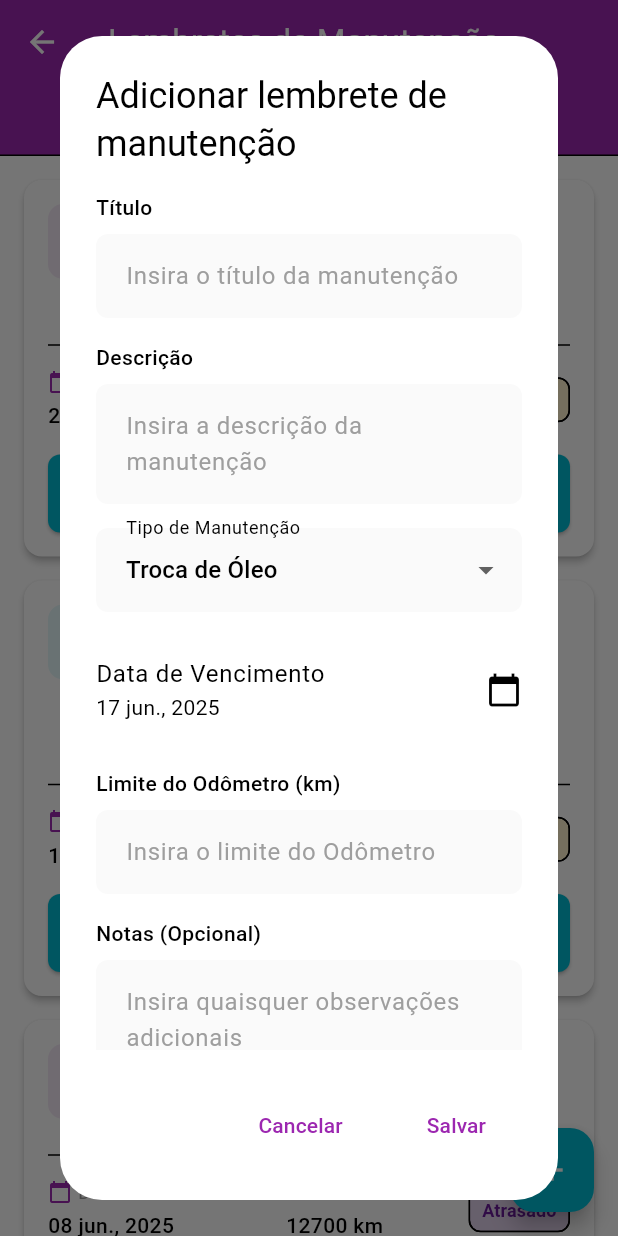
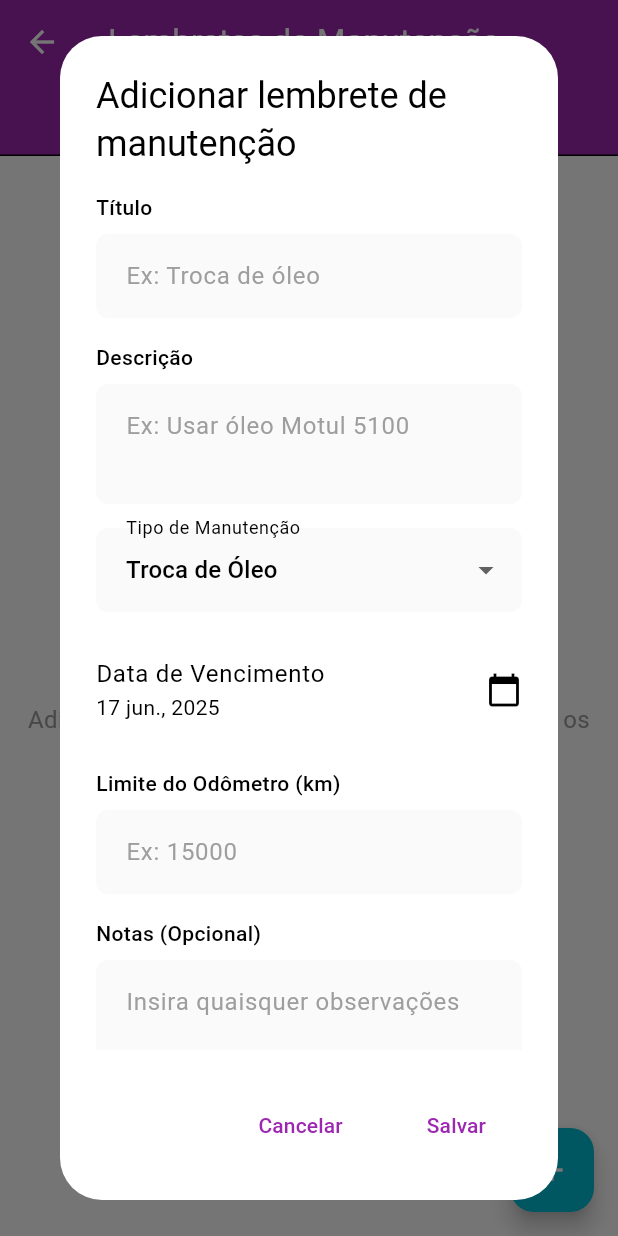
Before and after one commit to anaclacp/parcial-flutter-ver2, a Flutter app: the MaintenanceReminderPage screen opened by its route, after a tap on the "add" icon, on a phone screen of 412 x 824 dp. Run offline on Flutter 3.47's test engine with Material 3 defaults, Android fonts, the phone set to English and light mode, and no system bars; our stand-ins replace cloud_firestore, equatable, firebase_auth, firebase_core, flutter_bloc, get_it; accounts and stored records are empty.

Commit message:
modified:   lib/domain/entities/maintenance.dart 	modified:   lib/presentation/bloc/maintenance/maintenance_bloc.dart 	modified:   lib/presentation/pages/maintenance/maintenance_reminder_page.dart
    feat(maintenance): Integra a tela de Manutenção com o Firestore

- Migra o `MaintenanceBloc` de dados mockados para o Firebase, permitindo a persistência de registros.
- Implementa o ciclo completo de CRUD (Criar, Ler, Atualizar, Deletar) para a coleção `maintenances`.
- Garante que todos os registros de manutenção são associados ao `userId` do usuário logado e que as consultas são filtradas de acordo.
- A UI agora exibe dados reais e fornece feedback para todas as operações (adicionar, atualizar, excluir).

```diff
--- a/lib/presentation/bloc/maintenance/maintenance_bloc.dart
+++ b/lib/presentation/bloc/maintenance/maintenance_bloc.dart
@@ -1,132 +1,88 @@
 import 'dart:async';
 import 'package:flutter_bloc/flutter_bloc.dart';
+import 'package:cloud_firestore/cloud_firestore.dart';
+import 'package:firebase_auth/firebase_auth.dart';
 import '../../../domain/entities/maintenance.dart';
 import 'maintenance_event.dart';
 import 'maintenance_state.dart';
 
 class MaintenanceBloc extends Bloc<MaintenanceEvent, MaintenanceState> {
   // Example data - in a real app, this would come from repositories
-  final List<Maintenance> _maintenanceRecords = [
-    Maintenance(
-      id: '1',
-      title: 'Troca de Óleo',
-      description: 'Troca de óleo regular com substituição do filtro',
-      type: MaintenanceType.oilChange,
-      dueDate: DateTime.now().add(const Duration(days: 15)),
-      odometerThreshold: 13000,
-      status: MaintenanceStatus.pending,
-      notes: 'Use óleo sintético 10W-40',
-    ),
-    Maintenance(
-      id: '2',
-      title: 'Verificação de Pressão dos Pneus',
-      description: 'Verificar e ajustar a pressão dos pneus',
-      type: MaintenanceType.tireMaintenance,
-      dueDate: DateTime.now().add(const Duration(days: 5)),
-      odometerThreshold: 12800,
-      status: MaintenanceStatus.pending,
-      notes: 'Dianteiro: 32 PSI, Traseiro: 36 PSI',
-    ),
-    Maintenance(
-      id: '3',
-      title: 'Lubrificação da Corrente',
-      description: 'Limpar e lubrificar a corrente',
-      type: MaintenanceType.chainLubrication,
-      dueDate: DateTime.now().subtract(const Duration(days: 2)),
-      odometerThreshold: 12700,
-      status: MaintenanceStatus.overdue,
-      notes: 'Use lubrificante específico para corrente',
-    ),
-    Maintenance(
-      id: '4',
-      title: 'Substituição de Pastilhas de Freio',
-      description: 'Substituir pastilhas de freio dianteiras e traseiras',
-      type: MaintenanceType.brakeService,
-      dueDate: DateTime.now().subtract(const Duration(days: 10)),
-      odometerThreshold: 12500,
-      status: MaintenanceStatus.completed,
-      notes: 'Use pastilhas de freio cerâmicas',
-      completedDate: DateTime.now().subtract(const Duration(days: 10)),
-      completedOdometer: 12500,
-      completionNotes: 'Substituídas as pastilhas dianteiras e traseiras. Também limpei os calipers de freio.',
-    ),
-  ];
+  final FirebaseFirestore _firestore;
+  final FirebaseAuth _auth;
 
-  MaintenanceBloc() : super(MaintenanceInitial()) {
+  MaintenanceBloc({FirebaseFirestore? firestore, FirebaseAuth? auth})
+      : _firestore = firestore ?? FirebaseFirestore.instance,
+        _auth = auth ?? FirebaseAuth.instance,
+        super(MaintenanceInitial()) {
     on<LoadMaintenanceRecordsEvent>(_onLoadMaintenanceRecords);
     on<AddMaintenanceEvent>(_onAddMaintenance);
     on<UpdateMaintenanceEvent>(_onUpdateMaintenance);
     on<DeleteMaintenanceEvent>(_onDeleteMaintenance);
   }
 
-  FutureOr<void> _onLoadMaintenanceRecords(
+  Future<void> _onLoadMaintenanceRecords(
       LoadMaintenanceRecordsEvent event, Emitter<MaintenanceState> emit) async {
     emit(MaintenanceLoading());
+    try {
+      final user = _auth.currentUser;
+      if (user == null) throw Exception('Usuário não autenticado.');
 
-    try {
-      // Simulate API delay
-      await Future.delayed(const Duration(seconds: 1));
+      final snapshot = await _firestore
+          .collection('maintenances')
+          .where('userId', isEqualTo: user.uid)
+          .orderBy('dueDate', descending: false) // Ordena pelos mais próximos primeiro
+          .get();
 
-      emit(MaintenanceRecordsLoaded(maintenanceRecords: _maintenanceRecords));
+      final records = snapshot.docs
+          .map((doc) => Maintenance.fromMap(doc.data(), doc.id))
+          .toList();
+
+      emit(MaintenanceRecordsLoaded(maintenanceRecords: records));
     } catch (e) {
-      emit(MaintenanceError(message: 'Falha ao carregar os registros de manutenção: ${e.toString()}'));
+      emit(MaintenanceError(message: 'Falha ao carregar manutenções: ${e.toString()}'));
     }
   }
 
-  FutureOr<void> _onAddMaintenance(
+  Future<void> _onAddMaintenance(
       AddMaintenanceEvent event, Emitter<MaintenanceState> emit) async {
-    emit(MaintenanceLoading());
-
     try {
-      // Simulate API delay
-      await Future.delayed(const Duration(seconds: 1));
-
-      // Add to local list
-      _maintenanceRecords.add(event.maintenance);
+      final recordMap = event.maintenance.toMap();
+      await _firestore.collection('maintenances').add(recordMap);
 
       emit(MaintenanceAdded());
-      emit(MaintenanceRecordsLoaded(maintenanceRecords: _maintenanceRecords));
+      add(LoadMaintenanceRecordsEvent()); // Recarrega a lista
     } catch (e) {
       emit(MaintenanceError(message: 'Falha ao adicionar manutenção: ${e.toString()}'));
     }
   }
 
-  FutureOr<void> _onUpdateMaintenance(
+  // MODIFICADO: Atualiza um registro existente no Firestore
+  Future<void> _onUpdateMaintenance(
       UpdateMaintenanceEvent event, Emitter<MaintenanceState> emit) async {
-    emit(MaintenanceLoading());
+    try {
+      if (event.maintenance.id == null) throw Exception("ID da manutenção não pode ser nulo para atualizar.");
 
-    try {
-      // Simulate API delay
-      await Future.delayed(const Duration(seconds: 1));
-
-      // Update in local list
-      final index = _maintenanceRecords.indexWhere((record) => record.id == event.maintenance.id);
-      if (index != -1) {
-        _maintenanceRecords[index] = event.maintenance;
-      }
+      final recordMap = event.maintenance.toMap();
+      await _firestore.collection('maintenances').doc(event.maintenance.id).update(recordMap);
 
       emit(MaintenanceUpdated());
-      emit(MaintenanceRecordsLoaded(maintenanceRecords: _maintenanceRecords));
+      add(LoadMaintenanceRecordsEvent());
     } catch (e) {
-      emit(MaintenanceError(message: 'Falha ao atualizar a manutenção: ${e.toString()}'));
+      emit(MaintenanceError(message: 'Falha ao atualizar manutenção: ${e.toString()}'));
     }
   }
 
-  FutureOr<void> _onDeleteMaintenance(
+  // MODIFICADO: Deleta um registro do Firestore
+  Future<void> _onDeleteMaintenance(
       DeleteMaintenanceEvent event, Emitter<MaintenanceState> emit) async {
-    emit(MaintenanceLoading());
-
     try {
-      // Simulate API delay
-      await Future.delayed(const Duration(seconds: 1));
-
-      // Remove from local list
-      _maintenanceRecords.removeWhere((record) => record.id == event.maintenanceId);
+      await _firestore.collection('maintenances').doc(event.maintenanceId).delete();
 
       emit(MaintenanceDeleted());
-      emit(MaintenanceRecordsLoaded(maintenanceRecords: _maintenanceRecords));
+      add(LoadMaintenanceRecordsEvent());
     } catch (e) {
-      emit(MaintenanceError(message: 'Falha ao excluir a manutenção: ${e.toString()}'));
+      emit(MaintenanceError(message: 'Falha ao excluir manutenção: ${e.toString()}'));
     }
   }
 }
--- a/lib/presentation/pages/maintenance/maintenance_reminder_page.dart
+++ b/lib/presentation/pages/maintenance/maintenance_reminder_page.dart
@@ -1,6 +1,7 @@
 import 'package:flutter/material.dart';
 import 'package:flutter_bloc/flutter_bloc.dart';
 import 'package:intl/intl.dart';
+import 'package:firebase_auth/firebase_auth.dart';
 import '../../../core/constants/app_colors.dart';
 import '../../../core/utils/input_validator.dart';
 import '../../../domain/entities/maintenance.dart';
@@ -251,60 +252,33 @@ class _MaintenanceReminderPageState extends State<MaintenanceReminderPage> with
 
     showDialog(
       context: context,
-      builder: (context) => AlertDialog(
+      builder: (dialogContext) => AlertDialog( // MODIFICADO: Passando dialogContext
         title: const Text('Adicionar lembrete de manutenção'),
-        content: SingleChildScrollView(
+        content: StatefulBuilder( // NOVO: Necessário para atualizar o Dropdown e o DatePicker dentro do diálogo
+          builder: (context, setStateDialog) {
+            return SingleChildScrollView(
               child: Form(
                 key: formKey,
                 child: Column(
                   mainAxisSize: MainAxisSize.min,
                   children: [
-                // Title
-                AppTextField(
-                  label: 'Título',
-                  hint: 'Insira o título da manutenção',
-                  controller: titleController,
-                  validator: (value) => InputValidator.validateNotEmpty(
-                    value,
-                    'Título',
-                  ),
-                ),
+                    AppTextField(label: 'Título', hint: 'Ex: Troca de óleo', controller: titleController, validator: (v) => InputValidator.validateNotEmpty(v, 'Título')),
                     const SizedBox(height: 16),
-
-                // Description
-                AppTextField(
-                  label: 'Descrição',
-                  hint: 'Insira a descrição da manutenção',
-                  controller: descriptionController,
-                  maxLines: 2,
-                  validator: (value) => InputValidator.validateNotEmpty(
-                    value,
-                    'Descrição',
-                  ),
-                ),
+                    AppTextField(label: 'Descrição', hint: 'Ex: Usar óleo Motul 5100', controller: descriptionController, maxLines: 2, validator: (v) => InputValidator.validateNotEmpty(v, 'Descrição')),
                     const SizedBox(height: 16),
-
-                // Type
                     DropdownButtonFormField<MaintenanceType>(
-                  decoration: const InputDecoration(
-                    labelText: 'Tipo de Manutenção',
-                  ),
+                      decoration: const InputDecoration(labelText: 'Tipo de Manutenção'),
                       value: selectedType,
                       items: MaintenanceType.values.map((type) {
-                    return DropdownMenuItem<MaintenanceType>(
-                      value: type,
-                      child: Text(_getMaintenanceTypeString(type)),
-                    );
+                        return DropdownMenuItem<MaintenanceType>(value: type, child: Text(_getMaintenanceTypeString(type)));
                       }).toList(),
                       onChanged: (value) {
                         if (value != null) {
-                      selectedType = value;
+                          setStateDialog(() { selectedType = value; });
                         }
                       },
                     ),
                     const SizedBox(height: 16),
-
-                // Due Date
                     ListTile(
                       contentPadding: EdgeInsets.zero,
                       title: const Text('Data de Vencimento'),
@@ -312,56 +286,51 @@ class _MaintenanceReminderPageState extends State<MaintenanceReminderPage> with
                       trailing: const Icon(Icons.calendar_today),
                       onTap: () async {
                         final DateTime? picked = await showDatePicker(
-                      context: context,
+                          context: dialogContext,
                           initialDate: selectedDate,
                           firstDate: DateTime.now(),
-                      lastDate: DateTime.now().add(const Duration(days: 365 * 2)),
+                          lastDate: DateTime.now().add(const Duration(days: 365 * 5)),
                         );
                         if (picked != null && picked != selectedDate) {
-                      setState(() {
-                        selectedDate = picked;
-                      });
+                          setStateDialog(() { selectedDate = picked; });
                         }
                       },
                     ),
                     const SizedBox(height: 16),
-
-                // Odometer Threshold
-                AppTextField(
-                  label: 'Limite do Odômetro (km)',
-                  hint: 'Insira o limite do Odômetro',
-                  controller: odometerController,
-                  keyboardType: TextInputType.number,
-                  validator: (value) => InputValidator.validateNumber(
-                    value,
-                    'Limite do Odômetro',
-                  ),
-                ),
+                    AppTextField(label: 'Limite do Odômetro (km)', hint: 'Ex: 15000', controller: odometerController, keyboardType: TextInputType.number, validator: (v) => InputValidator.validateNumber(v, 'Limite do Odômetro')),
                     const SizedBox(height: 16),
-
-                // Notes
-                AppTextField(
-                  label: 'Notas (Opcional)',
-                  hint: 'Insira quaisquer observações adicionais',
-                  controller: notesController,
-                  maxLines: 3,
-                ),
+                    AppTextField(label: 'Notas (Opcional)', hint: 'Insira quaisquer observações', controller: notesController, maxLines: 3),
                   ],
                 ),
               ),
+            );
+          },
         ),
         actions: [
           TextButton(
             onPressed: () {
-              Navigator.of(context).pop();
+              Navigator.of(dialogContext).pop();
             },
             child: const Text('Cancelar'),
           ),
           TextButton(
             onPressed: () {
               if (formKey.currentState!.validate()) {
+                // ---- INÍCIO DA LÓGICA MODIFICADA ----
+
+                final userId = FirebaseAuth.instance.currentUser?.uid;
+
+                if (userId == null) {
+                  Navigator.of(dialogContext).pop();
+                  ScaffoldMessenger.of(context).showSnackBar(
+                    const SnackBar(content: Text('Erro: Usuário não autenticado.'), backgroundColor: AppColors.error),
+                  );
+                  return;
+                }
+
                 final maintenance = Maintenance(
-                  id: DateTime.now().millisecondsSinceEpoch.toString(),
+                  // id será gerado pelo Firestore
+                  userId: userId, // <-- A MUDANÇA CRUCIAL
                   title: titleController.text,
                   description: descriptionController.text,
                   type: selectedType,
@@ -372,7 +341,9 @@ class _MaintenanceReminderPageState extends State<MaintenanceReminderPage> with
                 );
 
                 context.read<MaintenanceBloc>().add(AddMaintenanceEvent(maintenance: maintenance));
-                Navigator.of(context).pop();
+                Navigator.of(dialogContext).pop();
+
+                // ---- FIM DA LÓGICA MODIFICADA ----
               }
             },
             child: const Text('Salvar'),
@@ -394,9 +365,11 @@ class _MaintenanceReminderPageState extends State<MaintenanceReminderPage> with
 
     showDialog(
       context: context,
-      builder: (context) => AlertDialog(
+      builder: (dialogContext) => AlertDialog( // Use dialogContext aqui também
         title: const Text('Editar Lembrete de Manutenção'),
-        content: SingleChildScrollView(
+        content: StatefulBuilder( // Adicione StatefulBuilder para atualizações
+          builder: (context, setStateDialog) {
+            return SingleChildScrollView(
               child: Form(
                 key: formKey,
                 child: Column(
@@ -407,10 +380,7 @@ class _MaintenanceReminderPageState extends State<MaintenanceReminderPage> with
                       label: 'Título',
                       hint: 'Insira o título da manutenção',
                       controller: titleController,
-                  validator: (value) => InputValidator.validateNotEmpty(
-                    value,
-                    'Título',
-                  ),
+                      validator: (value) => InputValidator.validateNotEmpty(value, 'Título'),
                     ),
                     const SizedBox(height: 16),
 
@@ -420,18 +390,13 @@ class _MaintenanceReminderPageState extends State<MaintenanceReminderPage> with
                       hint: 'Insira a descrição da manutenção',
                       controller: descriptionController,
                       maxLines: 2,
-                  validator: (value) => InputValidator.validateNotEmpty(
-                    value,
-                    'Descrição',
-                  ),
+                      validator: (value) => InputValidator.validateNotEmpty(value, 'Descrição'),
                     ),
                     const SizedBox(height: 16),
 
                     // Type
                     DropdownButtonFormField<MaintenanceType>(
-                  decoration: const InputDecoration(
-                    labelText: 'Tipo de Manutenção',
-                  ),
+                      decoration: const InputDecoration(labelText: 'Tipo de Manutenção'),
                       value: selectedType,
                       items: MaintenanceType.values.map((type) {
                         return DropdownMenuItem<MaintenanceType>(
@@ -441,7 +406,9 @@ class _MaintenanceReminderPageState extends State<MaintenanceReminderPage> with
                       }).toList(),
                       onChanged: (value) {
                         if (value != null) {
+                          setStateDialog(() { // Use setStateDialog
                             selectedType = value;
+                          });
                         }
                       },
                     ),
@@ -455,13 +422,13 @@ class _MaintenanceReminderPageState extends State<MaintenanceReminderPage> with
                       trailing: const Icon(Icons.calendar_today),
                       onTap: () async {
                         final DateTime? picked = await showDatePicker(
-                      context: context,
+                          context: dialogContext, // Use dialogContext
                           initialDate: selectedDate,
                           firstDate: DateTime.now(),
                           lastDate: DateTime.now().add(const Duration(days: 365 * 2)),
                         );
                         if (picked != null && picked != selectedDate) {
-                      setState(() {
+                          setStateDialog(() { // Use setStateDialog
                             selectedDate = picked;
                           });
                         }
@@ -475,10 +442,7 @@ class _MaintenanceReminderPageState extends State<MaintenanceReminderPage> with
                       hint: 'Insira o limite do odômetro',
                       controller: odometerController,
                       keyboardType: TextInputType.number,
-                  validator: (value) => InputValidator.validateNumber(
-                    value,
-                    'Limite do odômetro',
-                  ),
+                      validator: (value) => InputValidator.validateNumber(value, 'Limite do odômetro'),
                     ),
                     const SizedBox(height: 16),
 
@@ -492,12 +456,12 @@ class _MaintenanceReminderPageState extends State<MaintenanceReminderPage> with
                   ],
                 ),
               ),
+            );
+          },
         ),
         actions: [
           TextButton(
-            onPressed: () {
-              Navigator.of(context).pop();
-            },
+            onPressed: () => Navigator.of(dialogContext).pop(),
             child: const Text('Cancelar'),
           ),
           TextButton(
@@ -505,6 +469,7 @@ class _MaintenanceReminderPageState extends State<MaintenanceReminderPage> with
               if (formKey.currentState!.validate()) {
                 final updatedMaintenance = Maintenance(
                   id: maintenance.id,
+                  userId: maintenance.userId, // ⚠️ IMPORTANTE: Manter o userId original
                   title: titleController.text,
                   description: descriptionController.text,
                   type: selectedType,
@@ -517,7 +482,7 @@ class _MaintenanceReminderPageState extends State<MaintenanceReminderPage> with
                 );
 
                 context.read<MaintenanceBloc>().add(UpdateMaintenanceEvent(maintenance: updatedMaintenance));
-                Navigator.of(context).pop();
+                Navigator.of(dialogContext).pop();
               }
             },
             child: const Text('Salvar'),
@@ -535,9 +500,11 @@ class _MaintenanceReminderPageState extends State<MaintenanceReminderPage> with
 
     showDialog(
       context: context,
-      builder: (context) => AlertDialog(
+      builder: (dialogContext) => AlertDialog( // Use dialogContext
         title: const Text('Marcar como concluído'),
-        content: SingleChildScrollView(
+        content: StatefulBuilder( // Adicione StatefulBuilder
+          builder: (context, setStateDialog) {
+            return SingleChildScrollView(
               child: Form(
                 key: formKey,
                 child: Column(
@@ -545,10 +512,7 @@ class _MaintenanceReminderPageState extends State<MaintenanceReminderPage> with
                   children: [
                     Text(
                       'Marcar "${maintenance.title}" como concluído?',
-                  style: const TextStyle(
-                    fontSize: 16,
-                    fontWeight: FontWeight.bold,
-                  ),
+                      style: const TextStyle(fontSize: 16, fontWeight: FontWeight.bold),
                     ),
                     const SizedBox(height: 16),
 
@@ -560,13 +524,13 @@ class _MaintenanceReminderPageState extends State<MaintenanceReminderPage> with
                       trailing: const Icon(Icons.calendar_today),
                       onTap: () async {
                         final DateTime? picked = await showDatePicker(
-                      context: context,
+                          context: dialogContext, // Use dialogContext
                           initialDate: completedDate,
                           firstDate: DateTime(2000),
                           lastDate: DateTime.now(),
                         );
                         if (picked != null && picked != completedDate) {
-                      setState(() {
+                          setStateDialog(() { // Use setStateDialog
                             completedDate = picked;
                           });
                         }
@@ -580,10 +544,7 @@ class _MaintenanceReminderPageState extends State<MaintenanceReminderPage> with
                       hint: 'Insira a leitura atual do odômetro',
                       controller: odometerController,
                       keyboardType: TextInputType.number,
-                  validator: (value) => InputValidator.validateNumber(
-                    value,
-                    'Leitura do odômetro',
-                  ),
+                      validator: (value) => InputValidator.validateNumber(value, 'Leitura do odômetro'),
                     ),
                     const SizedBox(height: 16),
 
@@ -597,12 +558,12 @@ class _MaintenanceReminderPageState extends State<MaintenanceReminderPage> with
                   ],
                 ),
               ),
+            );
+          },
         ),
         actions: [
           TextButton(
-            onPressed: () {
-              Navigator.of(context).pop();
-            },
+            onPressed: () => Navigator.of(dialogContext).pop(),
             child: const Text('Cancelar'),
           ),
           TextButton(
@@ -610,6 +571,7 @@ class _MaintenanceReminderPageState extends State<MaintenanceReminderPage> with
               if (formKey.currentState!.validate()) {
                 final updatedMaintenance = Maintenance(
                   id: maintenance.id,
+                  userId: maintenance.userId, // ⚠️ IMPORTANTE: Manter o userId original
                   title: maintenance.title,
                   description: maintenance.description,
                   type: maintenance.type,
@@ -623,7 +585,7 @@ class _MaintenanceReminderPageState extends State<MaintenanceReminderPage> with
                 );
 
                 context.read<MaintenanceBloc>().add(UpdateMaintenanceEvent(maintenance: updatedMaintenance));
-                Navigator.of(context).pop();
+                Navigator.of(dialogContext).pop();
               }
             },
             child: const Text('Concluir'),
```
Also changed, not shown: lib/domain/entities/maintenance.dart (+47 -10 lines). Lines whose indentation alone changed are shown as unchanged.
